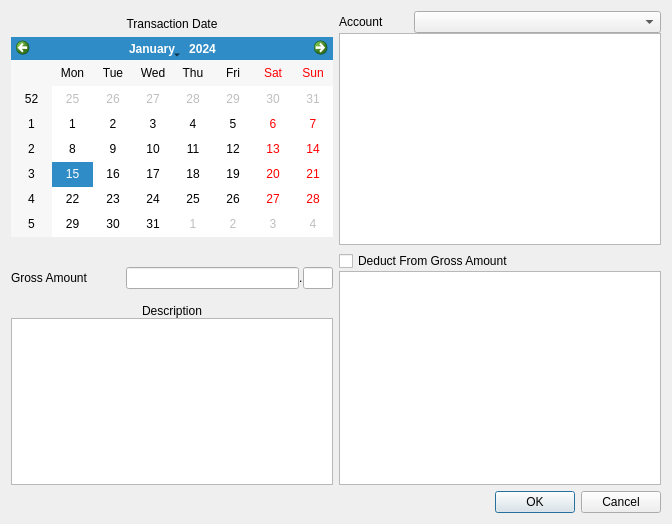
This is deposit_dialog.ui in dwong/budse as Qt 5 draws it before an edit. The edited form follows.
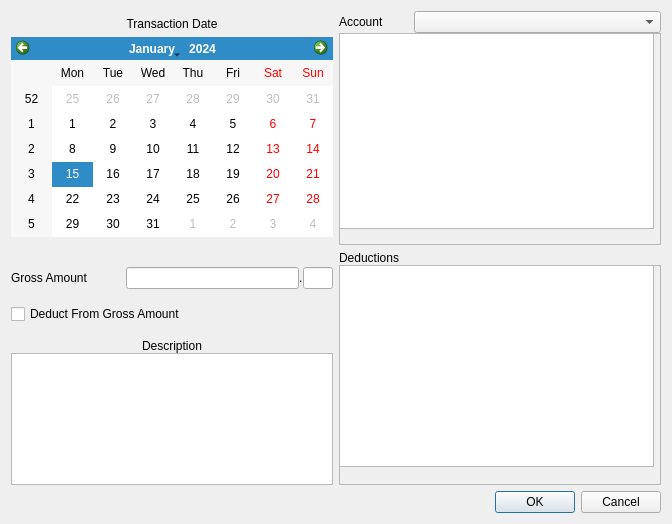
This is the edited form.

Commit message: Enhanced deposit dialog

Diff of the .ui file:
```diff
--- a/deposit_dialog.ui
+++ b/deposit_dialog.ui
@@ -119,6 +119,13 @@
        </item>
       </layout>
      </item>
+     <item>
+      <widget class="QCheckBox" name="deductFromGross">
+       <property name="text">
+        <string>Deduct From Gross Amount</string>
+       </property>
+      </widget>
+     </item>
      <item>
       <layout class="QVBoxLayout" name="verticalLayout_3">
        <property name="spacing">
@@ -187,7 +194,30 @@
         </layout>
        </item>
        <item>
-        <widget class="QTableWidget" name="accountsTable"/>
+        <widget class="QFrame" name="frame_2">
+         <property name="sizePolicy">
+          <sizepolicy hsizetype="MinimumExpanding" vsizetype="MinimumExpanding">
+           <horstretch>0</horstretch>
+           <verstretch>0</verstretch>
+          </sizepolicy>
+         </property>
+         <property name="frameShape">
+          <enum>QFrame::StyledPanel</enum>
+         </property>
+         <property name="frameShadow">
+          <enum>QFrame::Raised</enum>
+         </property>
+         <widget class="QTableWidget" name="accountsTable">
+          <property name="geometry">
+           <rect>
+            <x>0</x>
+            <y>0</y>
+            <width>315</width>
+            <height>196</height>
+           </rect>
+          </property>
+         </widget>
+        </widget>
        </item>
       </layout>
      </item>
@@ -197,18 +227,46 @@
         <number>0</number>
        </property>
        <item>
-        <layout class="QHBoxLayout" name="horizontalLayout_5">
-         <item>
-          <widget class="QCheckBox" name="deductFromGross">
-           <property name="text">
-            <string>Deduct From Gross Amount</string>
-           </property>
-          </widget>
-         </item>
-        </layout>
+        <widget class="QLabel" name="grossLabel">
+         <property name="text">
+          <string>Deductions</string>
+         </property>
+        </widget>
        </item>
        <item>
-        <widget class="QTableWidget" name="deductionsTable"/>
+        <layout class="QHBoxLayout" name="horizontalLayout_5"/>
+       </item>
+       <item>
+        <widget class="QFrame" name="frame">
+         <property name="sizePolicy">
+          <sizepolicy hsizetype="MinimumExpanding" vsizetype="MinimumExpanding">
+           <horstretch>0</horstretch>
+           <verstretch>0</verstretch>
+          </sizepolicy>
+         </property>
+         <property name="frameShape">
+          <enum>QFrame::StyledPanel</enum>
+         </property>
+         <property name="frameShadow">
+          <enum>QFrame::Raised</enum>
+         </property>
+         <widget class="QTableWidget" name="deductionsTable">
+          <property name="geometry">
+           <rect>
+            <x>0</x>
+            <y>0</y>
+            <width>315</width>
+            <height>202</height>
+           </rect>
+          </property>
+          <property name="sizePolicy">
+           <sizepolicy hsizetype="MinimumExpanding" vsizetype="MinimumExpanding">
+            <horstretch>0</horstretch>
+            <verstretch>0</verstretch>
+           </sizepolicy>
+          </property>
+         </widget>
+        </widget>
        </item>
       </layout>
      </item>
```
Left out of the diff: 2 changed lines with no effect on the pictures.
